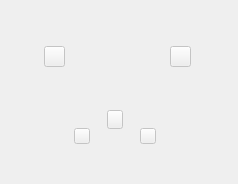
Old version of the form ground/unisat-gcs/src/unisat_gcs/server/gcs_wid_telem_buttons.ui in the repository Unica-RocketSpace/CanSat_20I9.
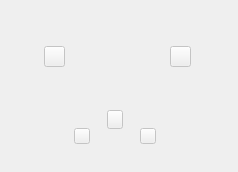
New version of the form.

```diff
--- a/ground/unisat-gcs/src/unisat_gcs/server/gcs_wid_telem_buttons.ui
+++ b/ground/unisat-gcs/src/unisat_gcs/server/gcs_wid_telem_buttons.ui
@@ -7,13 +7,13 @@
     <x>0</x>
     <y>0</y>
     <width>238</width>
-    <height>184</height>
+    <height>172</height>
    </rect>
   </property>
   <property name="maximumSize">
    <size>
     <width>238</width>
-    <height>184</height>
+    <height>172</height>
    </size>
   </property>
   <property name="windowTitle">
```
